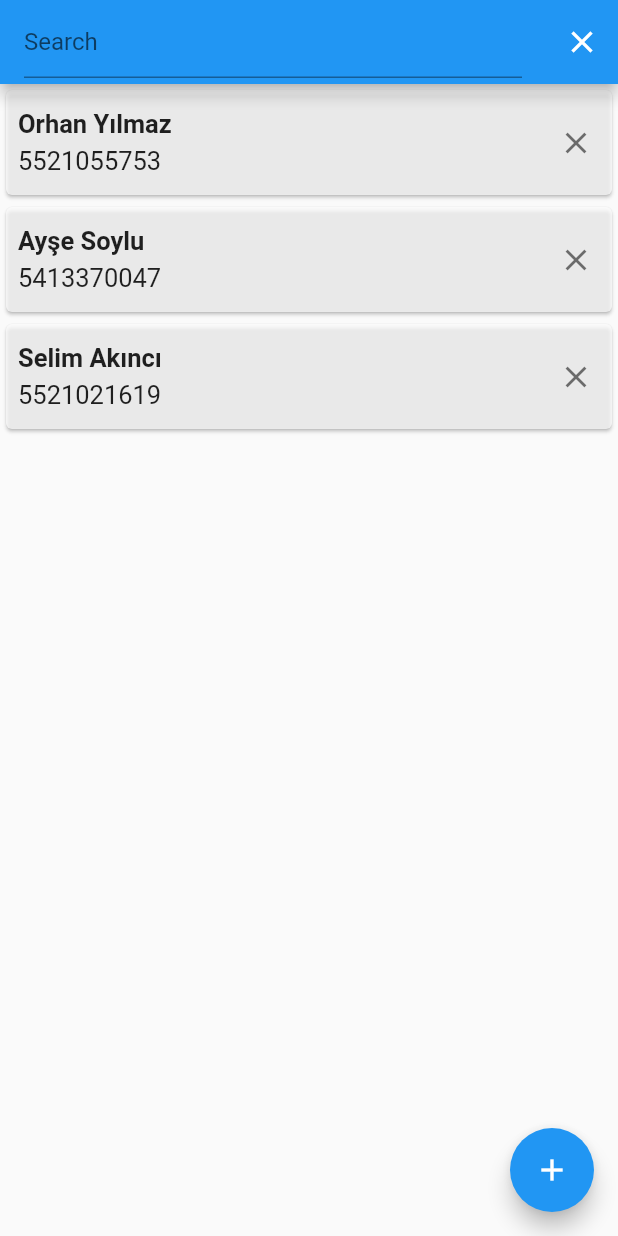
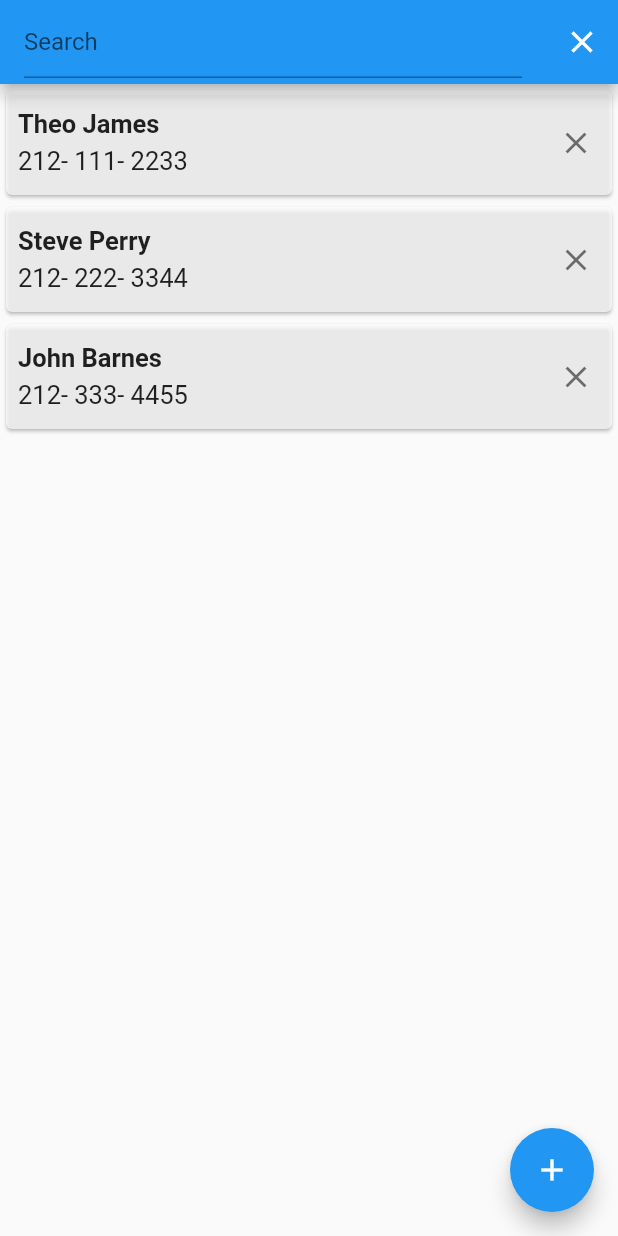
Before and after one commit to HifaOner/flutter-contacts-app, a Flutter app: the screen it shows after launch, after a tap on the "search" icon, on a phone screen of 412 x 824 dp. Run offline on Flutter 3.47's test engine with Material 2 defaults, Android fonts, the phone set to English and light mode, and no system bars.

Commit message:
A basic Contacts app.

```diff
--- a/lib/ui/views/home.dart
+++ b/lib/ui/views/home.dart
@@ -22,22 +22,22 @@ class _HomeState extends State<Home> {
 
     var p1 = Contacts(
         person_id: 1,
-        person_name: "Orhan Yılmaz",
-        person_number: "5521055753",
-        person_email: "orhanyilmaz@gmail.com",
+        person_name: "Theo James",
+        person_number: "212- 111- 2233",
+        person_email: "theojames@gmail.com",
         person_address: "Holland, Amsterdam");
     var p2 = Contacts(
         person_id: 2,
-        person_name: "Ayşe Soylu",
-        person_number: "5413370047",
-        person_email: "aysesoylu@hotmail.com",
+        person_name: "Steve Perry",
+        person_number: "212- 222- 3344",
+        person_email: "steveperry@hotmail.com",
         person_address: "New York, USA");
     var p3 = Contacts(
         person_id: 3,
-        person_name: "Selim Akıncı",
-        person_number: "5521021619",
-        person_email: "slmakıncı@gmail.com",
-        person_address: "Turkey, Adana");
+        person_name: "John Barnes",
+        person_number: "212- 333- 4455",
+        person_email: "johnbarnes@gmail.com",
+        person_address: "Italy, Rome");
     contactsList.add(p1);
     contactsList.add(p2);
     contactsList.add(p3);
```
